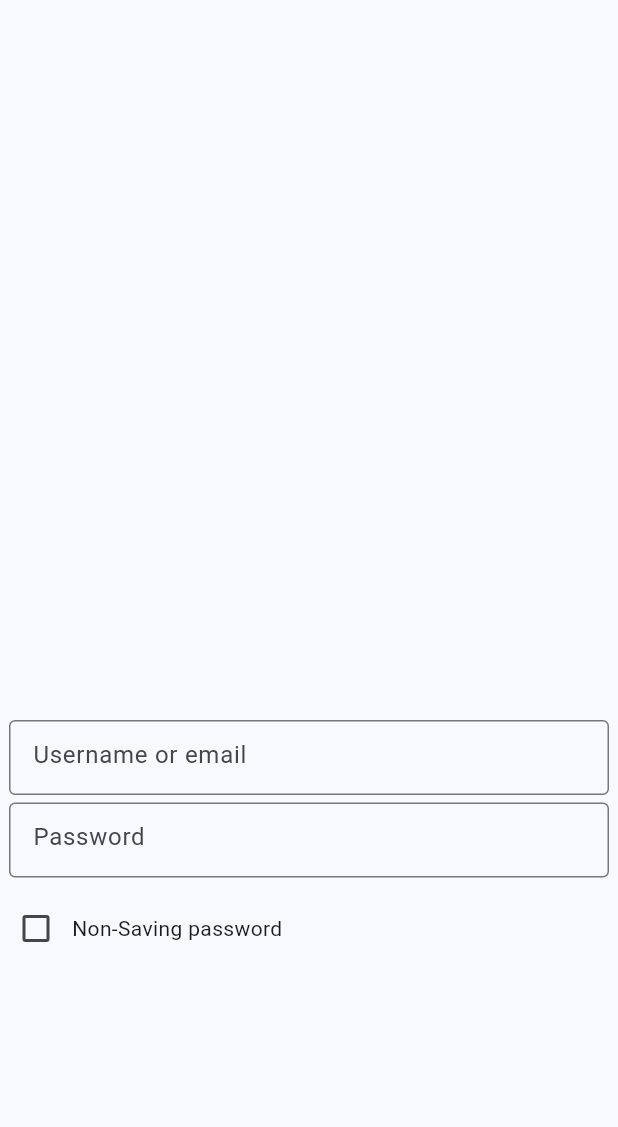
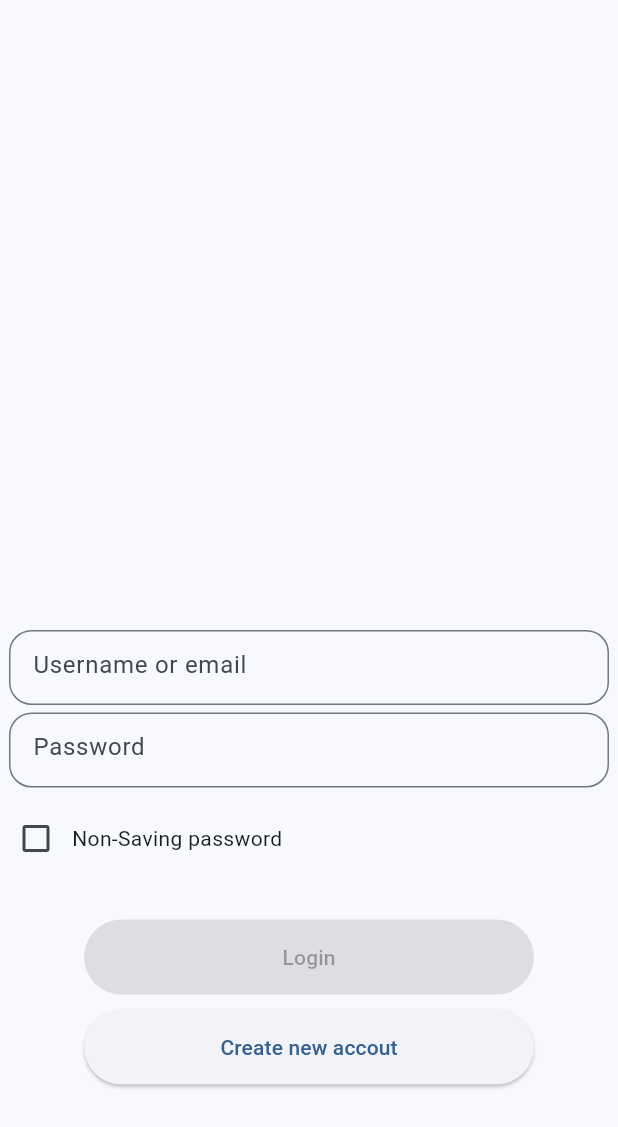
Before and after one commit to ngotruong764/chat_app_flutter, a Flutter app: the Login4 screen opened by its route, on a phone screen of 412 x 824 dp. Shown: the top 1127 px of the screen. Run offline on Flutter 3.47's test engine with Material 3 defaults, Android fonts, the light colour scheme and no system bars; our stand-ins replace dio, get.

Commit message:
update UI

```diff
--- a/lib/modules/login/view/Login4.dart
+++ b/lib/modules/login/view/Login4.dart
@@ -21,52 +21,88 @@ class Login4 extends StatelessWidget {
 
   final CheckboxController checkboxController = Get.put(CheckboxController());
 
-
   @override
   Widget build(BuildContext context) {
     return Scaffold(
-      body: Column(
-
+      body: GestureDetector(
+        onTap: () {
+          FocusScope.of(context).unfocus(); // Ẩn bàn phím
+        },
+        child: SingleChildScrollView(
+          child: Column(
             children: [
               Align(
                 alignment: Alignment.center,
-            child: Container(width: 400, height: 50,
-              margin: EdgeInsets.only(top: 480),
+                child: Container(
+                  width: 400,
+                  height: 50,
+                  margin: EdgeInsets.only(top: 420),
                   child: TextField(
                     decoration: InputDecoration(
-                  border: OutlineInputBorder(),
-                  hintText: 'Username or email'
+                        border: OutlineInputBorder(
+                            borderRadius: BorderRadius.circular(15)
+
+                        ),
+                        hintText: 'Username or email'),
                   ),
                 ),
               ),
+              const SizedBox(
+                height: 5,
               ),
-          const SizedBox(height: 5,),
-
               Align(
                 alignment: Alignment.center,
-            child: Container(width: 400, height: 50,
+                child: Container(
+                  width: 400,
+                  height: 50,
                   child: TextField(
                     decoration: InputDecoration(
-                  border: OutlineInputBorder(),
-                  hintText: 'Password'
+                        border: OutlineInputBorder(
+                          borderRadius: BorderRadius.circular(15)
+                        ), hintText: 'Password'),
                   ),
                 ),
               ),
+              const SizedBox(
+                height: 10,
               ),
-          const SizedBox(height: 10,),
-
               Row(
                 children: [
-              Obx(() => Checkbox( // Sử dụng Obx để theo dõi thay đổi
+                  Obx(() => Checkbox(
+                        // Sử dụng Obx để theo dõi thay đổi
                         value: checkboxController.isChecked.value,
                         onChanged: (bool? value) {
                           checkboxController.toggleCheckbox(value);
                         },
                       )),
-              Obx(() => Text(checkboxController.isChecked.value ? 'Save password' : 'Non-Saving password')), // Hiển thị trạng thái
+                  Obx(() => Text(checkboxController.isChecked.value
+                      ? 'Save password'
+                      : 'Non-Saving password')), // Hiển thị trạng thái
                 ],
               ),
+
+              const SizedBox(height: 30,),
+
+              Container(
+                width: 300,
+                height: 50,
+                child: ElevatedButton(onPressed: null,
+                    child:Text('Login')
+                ),
+              ),
+              const SizedBox(height: 10,),
+
+              Container(
+                width: 300,
+                height: 50,
+                child: ElevatedButton(onPressed: getSignUp1,
+                    child:Text("Create new accout")),
+              )
+
             ],
+
+          ),
+        ),
       ),
     );
   }
```
Also changed, not shown: lib/modules/login/view/Signup1.dart (+18 -3 lines), lib/modules/login/view/Signup2.dart (+10 -3 lines), lib/modules/login/view/SignupOTP.dart (+9 -2 lines), lib/modules/splash_screen/SplashScreen.dart (+7 -22 lines), assets/images/facebook.png (added), assets/images/google.png (added), assets/images/phone.png (added). Lines whose indentation alone changed are shown as unchanged.
